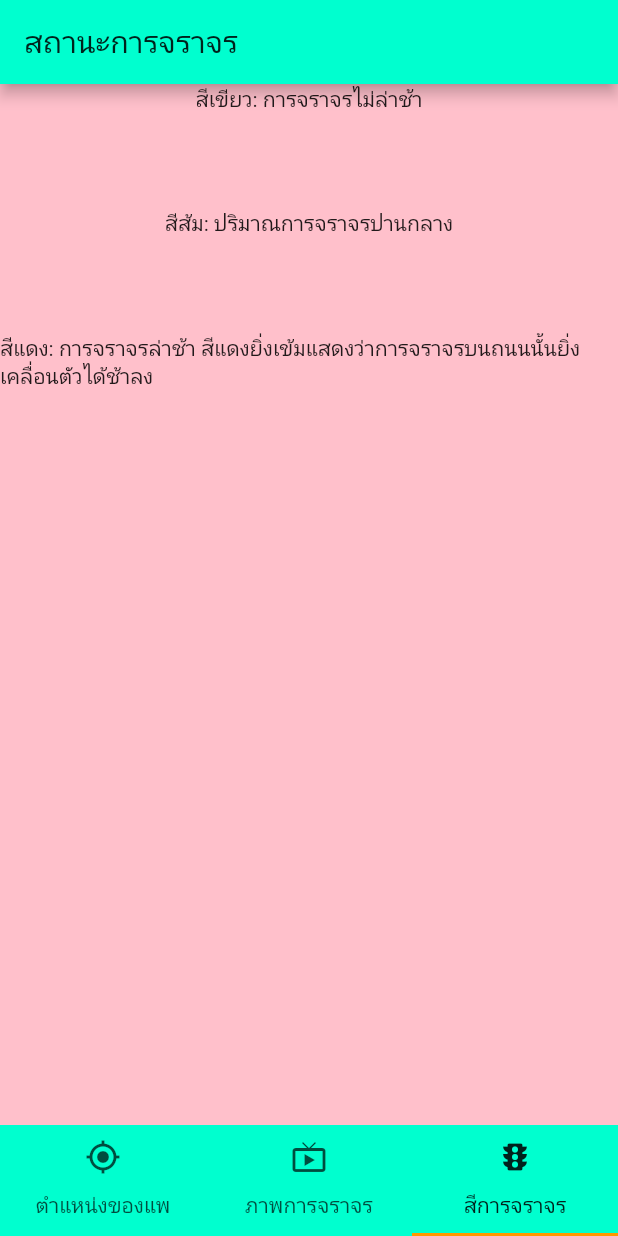
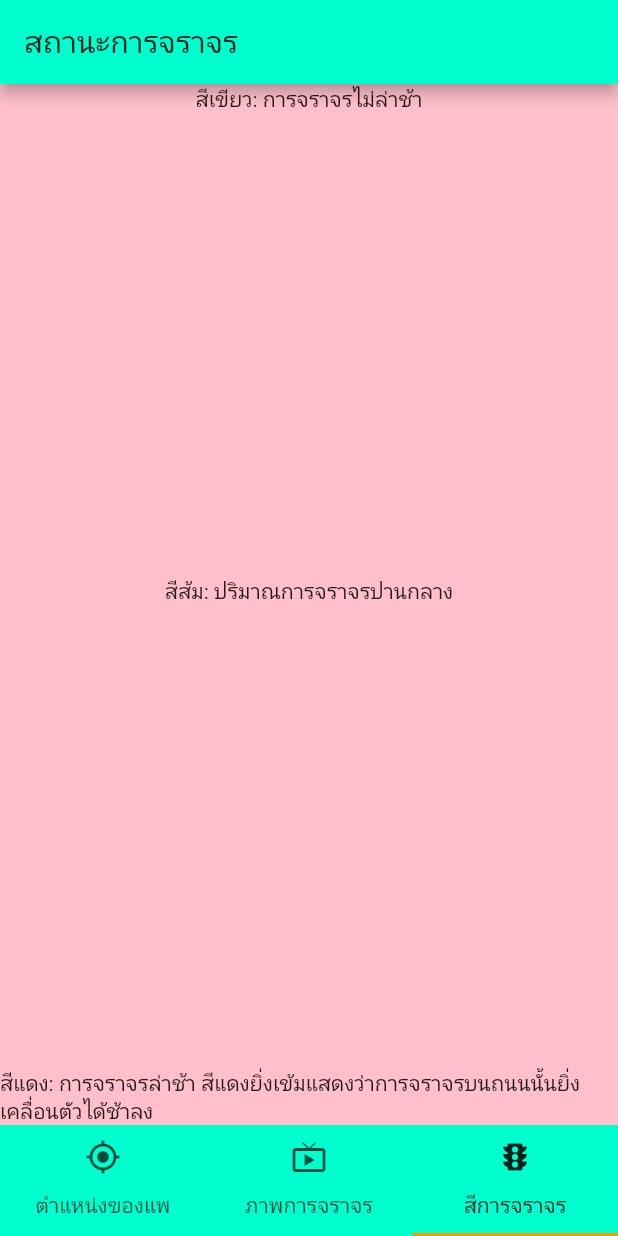
Before and after one commit to Tikpatipon/Ferrytracking, a Flutter app: the screen it shows after launch, item 3 of the bottom bar chosen, on a phone screen of 412 x 824 dp. Run offline on Flutter 3.47's test engine with Material 2 defaults, Android fonts, the phone set to English and light mode, and no system bars; our stand-ins replace cloud_firestore, firebase_core, google_maps_flutter; missing offline and left inert: flutter_mjpeg; accounts and stored records are empty.

Commit message:
add hw code

```diff
--- a/lib/screen/ferry_map.dart
+++ b/lib/screen/ferry_map.dart
@@ -25,9 +25,9 @@ class FerryMapState extends State<FerryMap> {
   @override
   void initState() {
     _goToTheGooglePlex();
+    _getCustomMarker();
     _getPins();
     super.initState();
-    getCustomMarker();
   }
 
   @override
@@ -36,10 +36,11 @@ class FerryMapState extends State<FerryMap> {
     _getPinsUpdate();
   }
 
-  void getCustomMarker() async {
+  void _getCustomMarker() async {
     customMarker = await BitmapDescriptor.fromAssetImage(
-        ImageConfiguration(devicePixelRatio: 2.5),
-        'assets/images/ferryicon1.png');
+      ImageConfiguration(devicePixelRatio: 2.5),
+      'assets/images/ferryicon1.png',
+    );
   }
 
   Future<void> _getPins() async {
--- a/lib/screen/traffic.dart
+++ b/lib/screen/traffic.dart
@@ -17,19 +17,15 @@ class Traffic extends StatelessWidget {
         child: Column(
           children: [
             Text("สีเขียว: การจราจรไม่ล่าช้า"),
-              Text(" "),
-              Text(" "),
-              Text(" "),
-              Text(" "),
+            Spacer(),
             Text("สีส้ม: ปริมาณการจราจรปานกลาง"),
-              Text(" "),
-              Text(" "),
-              Text(" "),
-              Text(" "),
+            Spacer(),
             Text(
-                  "สีแดง: การจราจรล่าช้า สีแดงยิ่งเข้มแสดงว่าการจราจรบนถนนนั้นยิ่งเคลื่อนตัวได้ช้าลง "),
+              "สีแดง: การจราจรล่าช้า สีแดงยิ่งเข้มแสดงว่าการจราจรบนถนนนั้นยิ่งเคลื่อนตัวได้ช้าลง ",
+            ),
           ],
         ),
-        ));
+      ),
+    );
   }
 }
```
Also changed, not shown: pubspec.yaml (line endings or trailing spaces), 1 other file. Lines whose indentation alone changed are shown as unchanged.
